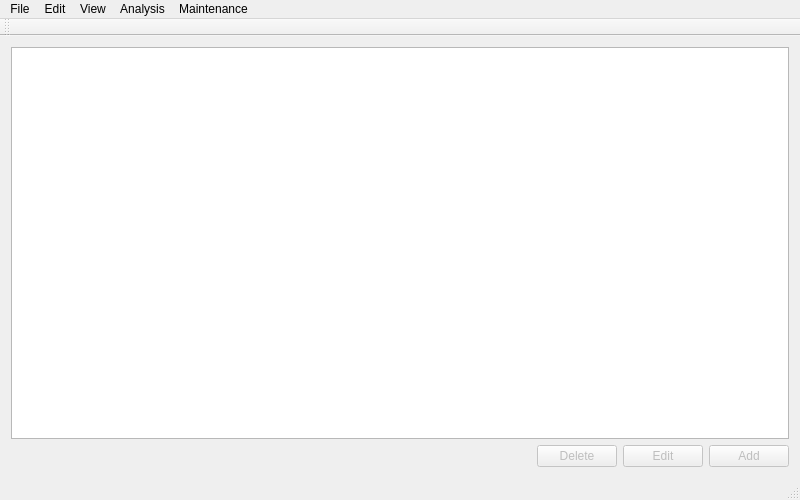
Old version of the form mainwindow.ui in the repository mansieber/forg.
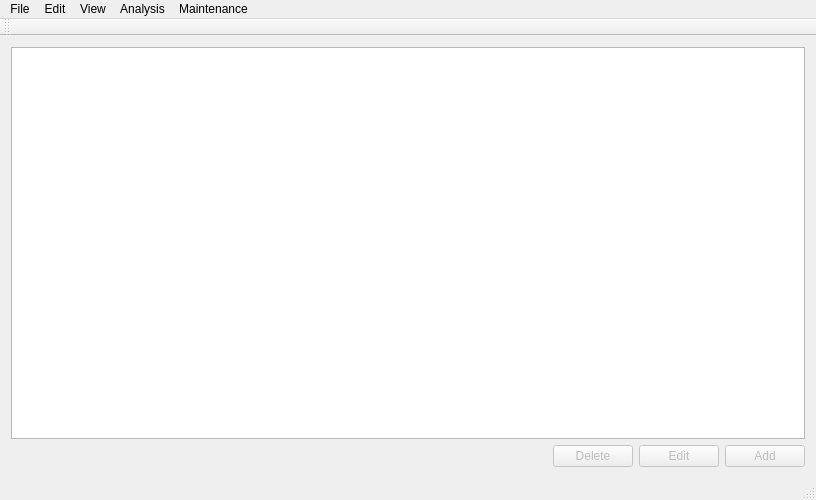
New version of the form.

Commit message: Table view layouts modified

What changed in the file:
```diff
--- a/mainwindow.ui
+++ b/mainwindow.ui
@@ -6,7 +6,7 @@
    <rect>
     <x>0</x>
     <y>0</y>
-    <width>800</width>
+    <width>816</width>
     <height>500</height>
    </rect>
   </property>
@@ -88,7 +88,7 @@
     <rect>
      <x>0</x>
      <y>0</y>
-     <width>800</width>
+     <width>816</width>
      <height>22</height>
     </rect>
    </property>
```
The commit also changes 7 other files.
